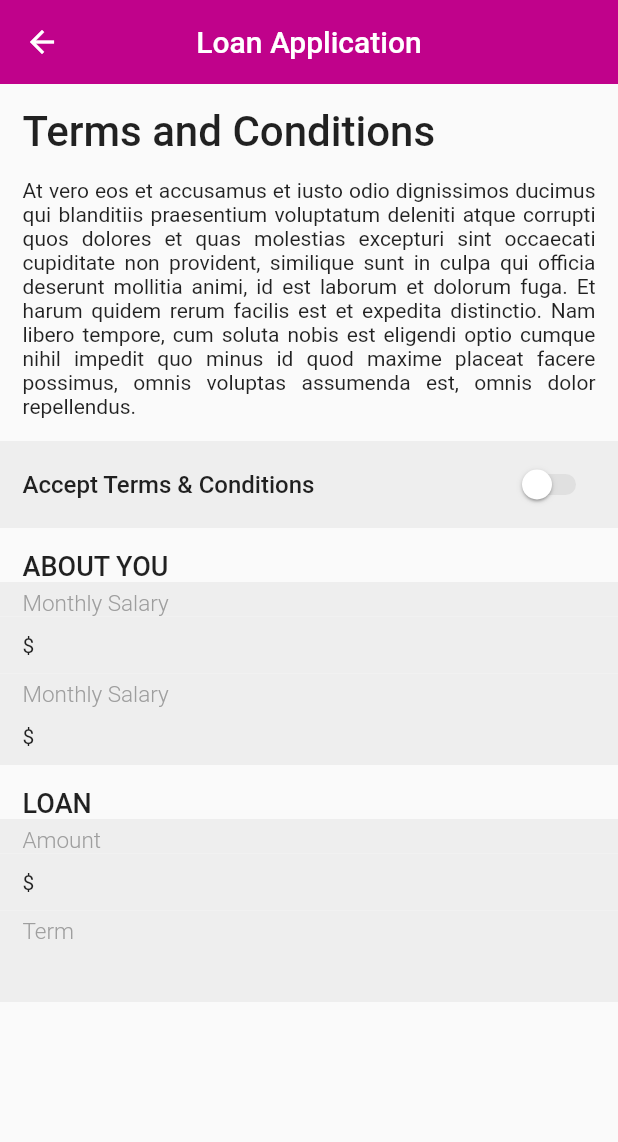
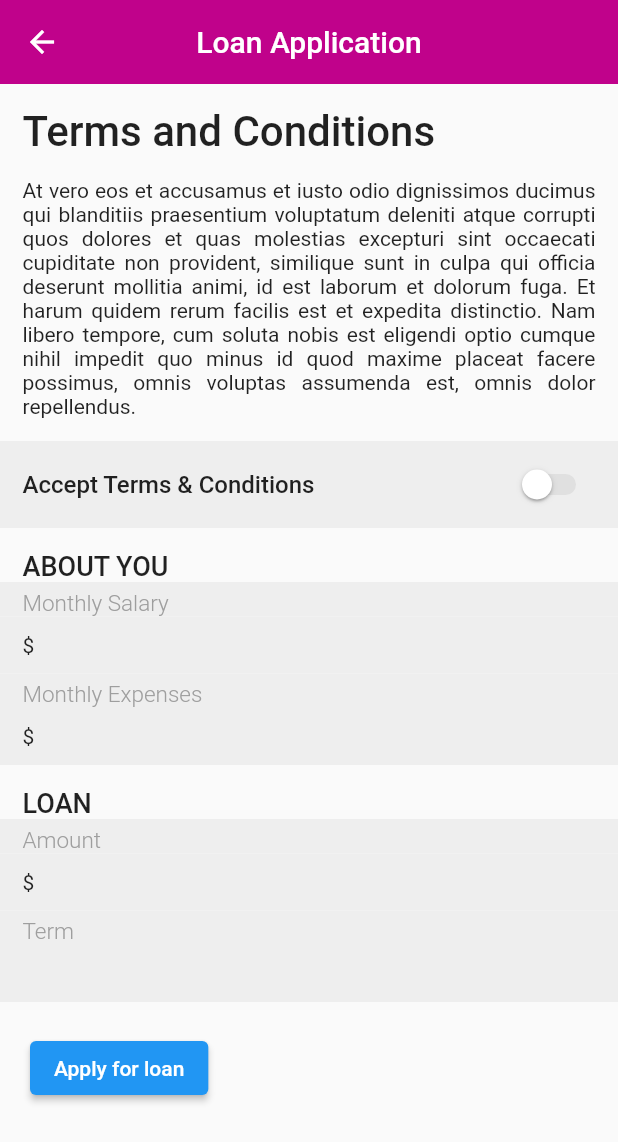
Before and after one commit to KerimZuna/MoneyApp, a Flutter app: the Loan screen opened directly, on a phone screen of 412 x 824 dp. Shown: the top 1142 px of the screen. Run offline on Flutter 3.47's test engine with Material 2 defaults, Android fonts, the phone set to English and light mode, and no system bars; our stand-ins replace get.

Commit message:
Dodana funckionalost za 'Loan' page.

```diff
--- a/money_app/lib/loan.dart
+++ b/money_app/lib/loan.dart
@@ -1,12 +1,13 @@
 import 'package:flutter/material.dart';
 import 'package:flutter/services.dart';
+import 'package:get/get.dart';
+import 'controllers/loanController.dart';
 
 class Loan extends StatelessWidget {
-  const Loan({super.key});
+  final LoanController _loanController = Get.put(LoanController());
 
   @override
   Widget build(BuildContext context) {
-    bool value = false;
     return Scaffold(
       appBar: AppBar(
         title: Text('Loan Application'),
@@ -15,19 +16,24 @@ class Loan extends StatelessWidget {
         elevation: 0.0,
       ),
       body: SingleChildScrollView(
-        child: Column(crossAxisAlignment: CrossAxisAlignment.start, children: [
+        child: Column(
+          crossAxisAlignment: CrossAxisAlignment.start,
+          children: [
             Padding(
               padding: EdgeInsets.all(15),
-            child: Text('Terms and Conditions',
+              child: Text(
+                'Terms and Conditions',
                 textAlign: TextAlign.start,
-                style: TextStyle(fontSize: 28, fontWeight: FontWeight.w500)),
+                style: TextStyle(fontSize: 28, fontWeight: FontWeight.w500),
+              ),
             ),
             Padding(
               padding: EdgeInsets.fromLTRB(15, 0, 15, 15),
               child: Text(
                 'At vero eos et accusamus et iusto odio dignissimos ducimus qui blanditiis praesentium voluptatum deleniti atque corrupti quos dolores et quas molestias excepturi sint occaecati cupiditate non provident, similique sunt in culpa qui officia deserunt mollitia animi, id est laborum et dolorum fuga. Et harum quidem rerum facilis est et expedita distinctio. Nam libero tempore, cum soluta nobis est eligendi optio cumque nihil impedit quo minus id quod maxime placeat facere possimus, omnis voluptas assumenda est, omnis dolor repellendus.',
                 textAlign: TextAlign.justify,
-              )),
+              ),
+            ),
             Container(
               color: Colors.grey[200],
               child: Padding(
@@ -39,14 +45,17 @@ class Loan extends StatelessWidget {
                       'Accept Terms & Conditions',
                       style: TextStyle(fontWeight: FontWeight.w500, fontSize: 16),
                     ),
-                  Switch(
+                    Obx(() {
+                      return Switch(
                         activeColor: Colors.green,
                         activeTrackColor: Colors.grey[300],
                         inactiveThumbColor: Colors.white,
                         inactiveTrackColor: Colors.grey[300],
-                      value: value,
+                        value: _loanController.acceptedTerms.value,
                         onChanged: (value) {
-                        value = true;
+                          _loanController.acceptedTerms.value = value;
+                        },
+                      );
                     }),
                   ],
                 ),
@@ -84,16 +93,18 @@ class Loan extends StatelessWidget {
                       padding: EdgeInsets.fromLTRB(15, 0, 0, 0), child: Text('\$')),
                   Expanded(
                     child: Padding(
-                    padding:
-                        const EdgeInsets.symmetric(horizontal: 5, vertical: 0),
+                      padding: const EdgeInsets.symmetric(horizontal: 5, vertical: 0),
                       child: TextField(
                         keyboardType: TextInputType.number,
                         inputFormatters: [FilteringTextInputFormatter.digitsOnly],
-                      style: TextStyle(
+                        style: const TextStyle(
                             fontSize: 15,
                             fontWeight: FontWeight.w500,
                             color: Colors.black),
-                      decoration: InputDecoration(
+                        onChanged: (value) {
+                          _loanController.monthlySalary.value = int.tryParse(value) ?? 0;
+                        },
+                        decoration: const InputDecoration(
                           isDense: true,
                           contentPadding:
                               EdgeInsets.symmetric(vertical: 10, horizontal: 0),
@@ -114,7 +125,7 @@ class Loan extends StatelessWidget {
                   Padding(
                     padding: const EdgeInsets.fromLTRB(15, 5, 15, 0),
                     child: Text(
-                    'Monthly Salary',
+                      'Monthly Expenses',
                       style: TextStyle(
                           fontSize: 15,
                           fontWeight: FontWeight.w300,
@@ -132,16 +143,18 @@ class Loan extends StatelessWidget {
                       padding: EdgeInsets.fromLTRB(15, 0, 0, 0), child: Text('\$')),
                   Expanded(
                     child: Padding(
-                    padding:
-                        const EdgeInsets.symmetric(horizontal: 5, vertical: 0),
+                      padding: const EdgeInsets.symmetric(horizontal: 5, vertical: 0),
                       child: TextField(
                         keyboardType: TextInputType.number,
                         inputFormatters: [FilteringTextInputFormatter.digitsOnly],
-                      style: TextStyle(
+                        style: const TextStyle(
                             fontSize: 15,
                             fontWeight: FontWeight.w500,
                             color: Colors.black),
-                      decoration: InputDecoration(
+                        onChanged: (value) {
+                          // Implement the logic to handle monthly expenses
+                        },
+                        decoration: const InputDecoration(
                           isDense: true,
                           contentPadding:
                               EdgeInsets.symmetric(vertical: 10, horizontal: 0),
@@ -187,16 +200,18 @@ class Loan extends StatelessWidget {
                       padding: EdgeInsets.fromLTRB(15, 0, 0, 0), child: Text('\$')),
                   Expanded(
                     child: Padding(
-                    padding:
-                        const EdgeInsets.symmetric(horizontal: 5, vertical: 0),
+                      padding: const EdgeInsets.symmetric(horizontal: 5, vertical: 0),
                       child: TextField(
                         keyboardType: TextInputType.number,
                         inputFormatters: [FilteringTextInputFormatter.digitsOnly],
-                      style: TextStyle(
+                        style: const TextStyle(
                             fontSize: 15,
                             fontWeight: FontWeight.w500,
                             color: Colors.black),
-                      decoration: InputDecoration(
+                        onChanged: (value) {
+                          _loanController.loanAmount.value = int.tryParse(value) ?? 0;
+                        },
+                        decoration: const InputDecoration(
                           isDense: true,
                           contentPadding:
                               EdgeInsets.symmetric(vertical: 10, horizontal: 0),
@@ -233,16 +248,18 @@ class Loan extends StatelessWidget {
                 children: [
                   Expanded(
                     child: Padding(
-                    padding:
-                        const EdgeInsets.symmetric(horizontal: 15, vertical: 0),
+                      padding: const EdgeInsets.symmetric(horizontal: 15, vertical: 0),
                       child: TextField(
                         keyboardType: TextInputType.number,
                         inputFormatters: [FilteringTextInputFormatter.digitsOnly],
-                      style: TextStyle(
+                        style: const TextStyle(
                             fontSize: 15,
                             fontWeight: FontWeight.w500,
                             color: Colors.black),
-                      decoration: InputDecoration(
+                        onChanged: (value) {
+                          _loanController.loanTerm.value = int.tryParse(value) ?? 0;
+                        },
+                        decoration: const InputDecoration(
                           isDense: true,
                           contentPadding:
                               EdgeInsets.symmetric(vertical: 10, horizontal: 0),
@@ -256,7 +273,15 @@ class Loan extends StatelessWidget {
                 ],
               ),
             ),
-        ]),
+            Container(
+              margin: EdgeInsets.all(20),
+              child: ElevatedButton(
+                onPressed: _loanController.applyForLoan,
+                child: Text('Apply for loan'),
+              ),
+            ),
+          ],
+        ),
       ),
     );
   }
--- a/money_app/pubspec.yaml
+++ b/money_app/pubspec.yaml
@@ -34,6 +34,7 @@ dependencies:
   get: ^4.6.5
   get_storage: ^2.1.1
   intl: ^0.17.0
+  http: ^0.13.3
   # The following adds the Cupertino Icons font to your application.
   # Use with the CupertinoIcons class for iOS style icons.
   cupertino_icons: ^1.0.2
```
Also changed, not shown: money_app/lib/controllers/loanController.dart (added, +85 -0 lines), money_app/lib/pay.dart (+14 -14 lines), money_app/lib/topup.dart (+15 -15 lines), money_app/lib/towho.dart (+15 -15 lines), money_app/pubspec.lock. Lines whose indentation alone changed are shown as unchanged.
